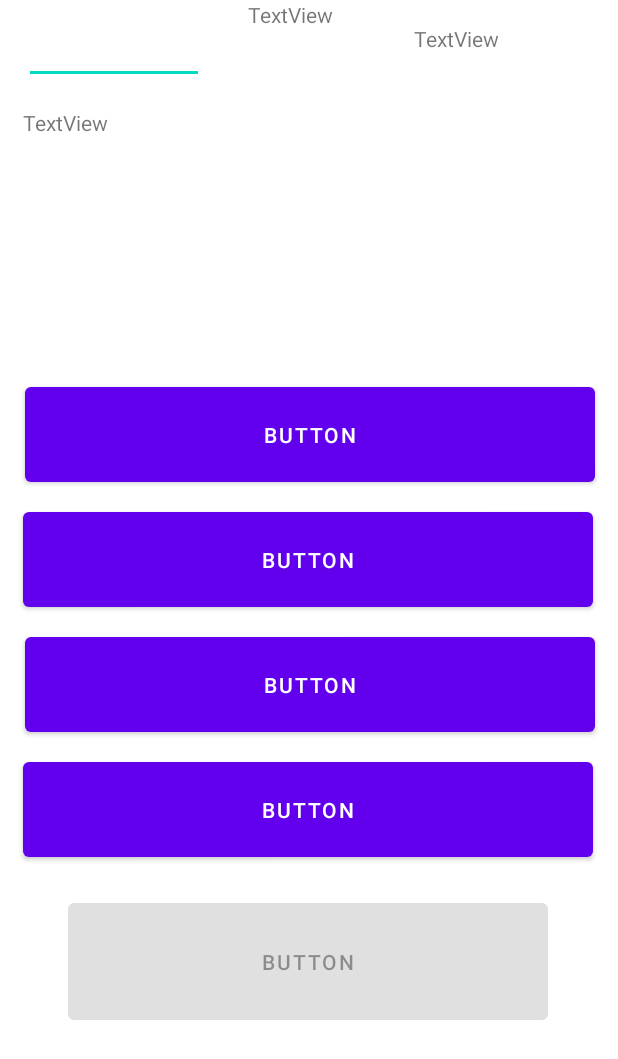
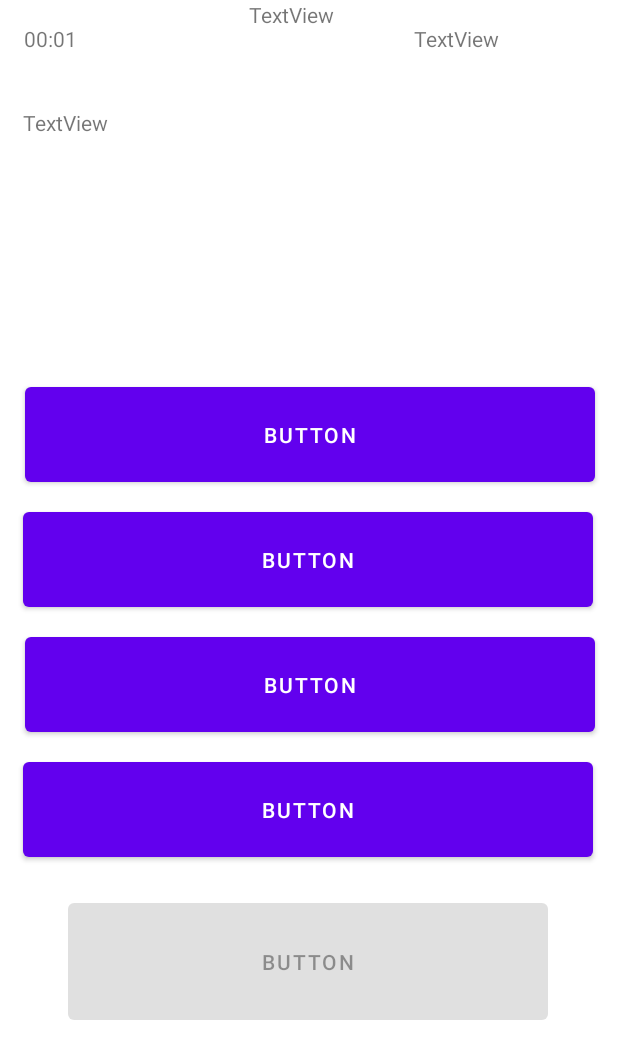
Before and after one commit to SnappyDragon64/DLQuiz, an Android app: the screen it shows after launch (QuizActivity), after a tap on "START", on a phone screen of 412 x 824 dp. Shown: the top 1059 px of the screen. Run offline under Robolectric (Android 15) with nearby library versions, the phone set to English and light mode, and no system bars.

Commit message:
Added timer

```diff
--- a/app/src/main/java/in/kjsieit/dlquiz/activity/MainActivity.java
+++ b/app/src/main/java/in/kjsieit/dlquiz/activity/MainActivity.java
@@ -10,18 +10,28 @@ import android.os.Bundle;
 import in.kjsieit.dlquiz.R;
 
 public class MainActivity extends AppCompatActivity {
+    Button startButton;
 
     @Override
     protected void onCreate(Bundle savedInstanceState) {
         super.onCreate(savedInstanceState);
+        setFullscreen();
+        setContentView(R.layout.activity_main);
+        init();
+        setupButtons();
+    }
+
+    private void setFullscreen() {
         requestWindowFeature(Window.FEATURE_NO_TITLE);
         getSupportActionBar().hide();
         this.getWindow().setFlags(WindowManager.LayoutParams.FLAG_FULLSCREEN, WindowManager.LayoutParams.FLAG_FULLSCREEN);
+    }
 
-        setContentView(R.layout.activity_main);
+    private void init() {
+        startButton = findViewById(R.id.startButton);
+    }
 
-        Button startButton = findViewById(R.id.startButton);
+    private void setupButtons() {
         startButton.setOnClickListener(v -> startActivity(new Intent(MainActivity.this, QuizActivity.class)));
-
     }
 }
--- a/app/src/main/java/in/kjsieit/dlquiz/activity/QuizActivity.java
+++ b/app/src/main/java/in/kjsieit/dlquiz/activity/QuizActivity.java
@@ -1,34 +1,57 @@
 package in.kjsieit.dlquiz.activity;
 
-import android.content.Intent;
+import android.os.Handler;
 import android.view.Window;
 import android.view.WindowManager;
 import android.widget.Button;
+import android.widget.TextView;
 import androidx.appcompat.app.AppCompatActivity;
 import android.os.Bundle;
 import in.kjsieit.dlquiz.R;
 
-import java.util.ArrayList;
-import java.util.List;
+import java.util.Locale;
 
 public class QuizActivity extends AppCompatActivity {
     private int selectedId;
+    private int seconds;
+
+    Button submit;
+    Button optionA;
+    Button optionB;
+    Button optionC;
+    Button optionD;
+    Button[] options;
+
+    TextView timer;
 
     @Override
     protected void onCreate(Bundle savedInstanceState) {
         super.onCreate(savedInstanceState);
+        setFullscreen();
+        setContentView(R.layout.activity_quiz);
+        init();
+        setupButtons();
+        startTimer();
+    }
+
+    private void setFullscreen() {
         requestWindowFeature(Window.FEATURE_NO_TITLE);
         getSupportActionBar().hide();
         this.getWindow().setFlags(WindowManager.LayoutParams.FLAG_FULLSCREEN, WindowManager.LayoutParams.FLAG_FULLSCREEN);
-        setContentView(R.layout.activity_quiz);
+    }
 
-        Button submit = findViewById(R.id.submit);
-        Button optionA = findViewById(R.id.optionA);
-        Button optionB = findViewById(R.id.optionB);
-        Button optionC = findViewById(R.id.optionC);
-        Button optionD = findViewById(R.id.optionD);
-        Button[] options = {optionA, optionB, optionC, optionD};
+    private void init() {
+        submit = findViewById(R.id.submit);
+        optionA = findViewById(R.id.optionA);
+        optionB = findViewById(R.id.optionB);
+        optionC = findViewById(R.id.optionC);
+        optionD = findViewById(R.id.optionD);
+        options = new Button[]{optionA, optionB, optionC, optionD};
 
+        timer = findViewById(R.id.timer);
+    }
+
+    private void setupButtons() {
         submit.setEnabled(false);
 
         for (Button selectedButton : options) {
@@ -44,4 +67,29 @@ public class QuizActivity extends AppCompatActivity {
             });
         }
     }
+
+    private void startTimer()
+    {
+        Handler handler = new Handler();
+
+        handler.post(new Runnable() {
+            @Override
+            public void run()
+            {
+                String time;
+                int h = seconds / 3600;
+                int m = (seconds % 3600) / 60;
+                int s = seconds % 60;
+
+                if (h > 0)
+                    time = String.format(Locale.getDefault(), "%d:%02d:%02d", h, m, s);
+                else
+                    time = String.format(Locale.getDefault(), "%02d:%02d", m, s);
+                timer.setText(time);
+
+                seconds++;
+                handler.postDelayed(this, 1000);
+            }
+        });
+    }
 }
--- a/app/src/main/res/layout/activity_quiz.xml
+++ b/app/src/main/res/layout/activity_quiz.xml
@@ -5,16 +5,14 @@
                                                    android:layout_width="match_parent"
                                                    android:layout_height="match_parent">
 
-    <EditText
+    <TextView
             android:layout_width="120dp"
             android:layout_height="40dp"
-            android:inputType="time"
-            android:ems="10"
             android:id="@+id/timer"
             app:layout_constraintStart_toStartOf="parent"
+            android:layout_marginStart="16dp"
             app:layout_constraintTop_toTopOf="parent"
-            android:layout_marginTop="16dp"
-            android:layout_marginStart="16dp"/>
+            android:layout_marginTop="16dp"/>
 
     <TextView
             android:text="TextView"
@@ -22,9 +20,8 @@
             android:layout_height="40dp"
             android:id="@+id/questionNumber"
             tools:layout_editor_absoluteY="16dp"
-            app:layout_constraintStart_toEndOf="@+id/timer"
             app:layout_constraintEnd_toStartOf="@+id/score"
-            app:layout_constraintHorizontal_bias="0.491"/>
+            app:layout_constraintStart_toEndOf="@+id/timer"/>
 
     <TextView
             android:text="TextView"
```
